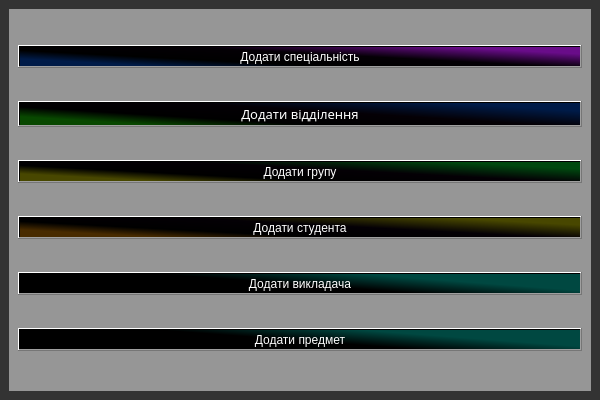
First picture: the form in Kursova/EducationProgressForms/adddatawindow.ui, repository zzvanyazz/Kursova, before the edit.
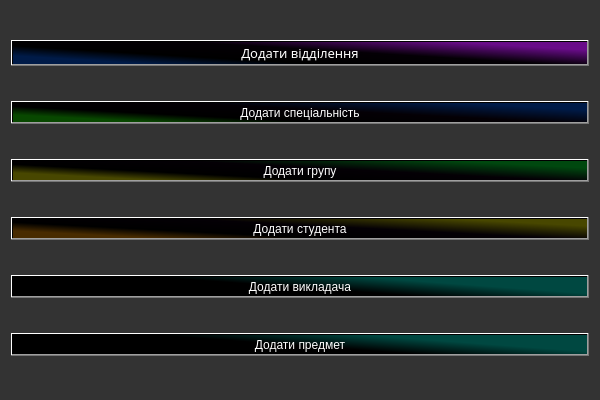
Second picture: the form after the edit.

What changed in the file:
```diff
--- a/Kursova/EducationProgressForms/adddatawindow.ui
+++ b/Kursova/EducationProgressForms/adddatawindow.ui
@@ -25,38 +25,33 @@
   <property name="windowTitle">
    <string>MainWindow</string>
   </property>
+  <property name="styleSheet">
+   <string notr="true">color: rgb(255, 255, 255);</string>
+  </property>
   <widget class="QWidget" name="centralwidget">
    <property name="styleSheet">
     <string notr="true">background-color: rgb(51, 51, 51);</string>
    </property>
    <layout class="QVBoxLayout" name="verticalLayout">
+    <property name="leftMargin">
+     <number>2</number>
+    </property>
+    <property name="topMargin">
+     <number>2</number>
+    </property>
+    <property name="rightMargin">
+     <number>2</number>
+    </property>
+    <property name="bottomMargin">
+     <number>2</number>
+    </property>
     <item>
      <widget class="QWidget" name="Menu" native="true">
       <property name="styleSheet">
-       <string notr="true">background-color: rgb(150, 150, 150);</string>
+       <string notr="true">background-color: rgb(150, 150, 150);
+background-color: rgb(51, 51, 51);</string>
       </property>
       <layout class="QVBoxLayout" name="verticalLayout_2">
-       <item>
-        <widget class="QPushButton" name="ButtonAddSpeciality">
-         <property name="enabled">
-          <bool>true</bool>
-         </property>
-         <property name="sizePolicy">
-          <sizepolicy hsizetype="Minimum" vsizetype="Fixed">
-           <horstretch>5</horstretch>
-           <verstretch>0</verstretch>
-          </sizepolicy>
-         </property>
-         <property name="styleSheet">
-          <string notr="true">color: rgb(255, 255, 255);
-background-color: qlineargradient(spread:pad, x1:0, y1:1, x2:1, y2:0.372, stop:0.17017 rgba(0, 27, 72, 255), stop:0.371371 rgba(0, 0, 0, 255), stop:0.668669 rgba(4, 0, 5, 255), stop:1 rgba(105, 12, 137, 255));
-font: 10pt &quot;Rockwell&quot;;</string>
-         </property>
-         <property name="text">
-          <string>Додати спеціальність</string>
-         </property>
-        </widget>
-       </item>
        <item>
         <widget class="QPushButton" name="ButtonAddDepartment">
          <property name="enabled">
@@ -79,9 +74,8 @@
          </property>
          <property name="styleSheet">
           <string notr="true">color: rgb(255, 255, 255);
-background-color: qlineargradient(spread:pad, x1:0, y1:1, x2:1, y2:0.372, stop:0.171853 rgba(8, 72, 0, 255), stop:0.371371 rgba(0, 0, 0, 255), stop:0.668669 rgba(4, 0, 5, 255), stop:1 rgba(0, 27, 72, 255));
-font: 10pt &quot;Rockwell&quot;;
-</string>
+background-color: qlineargradient(spread:pad, x1:0, y1:1, x2:1, y2:0.372, stop:0.17017 rgba(0, 27, 72, 255), stop:0.371371 rgba(0, 0, 0, 255), stop:0.668669 rgba(4, 0, 5, 255), stop:1 rgba(105, 12, 137, 255));
+font: 10pt &quot;Rockwell&quot;;</string>
          </property>
          <property name="text">
           <string>Додати відділення</string>
@@ -97,6 +91,29 @@
          </property>
         </widget>
        </item>
+       <item>
+        <widget class="QPushButton" name="ButtonAddSpeciality">
+         <property name="enabled">
+          <bool>true</bool>
+         </property>
+         <property name="sizePolicy">
+          <sizepolicy hsizetype="Minimum" vsizetype="Fixed">
+           <horstretch>5</horstretch>
+           <verstretch>0</verstretch>
+          </sizepolicy>
+         </property>
+         <property name="styleSheet">
+          <string notr="true">
+color: rgb(255, 255, 255);
+background-color: qlineargradient(spread:pad, x1:0, y1:1, x2:1, y2:0.372, stop:0.171853 rgba(8, 72, 0, 255), stop:0.371371 rgba(0, 0, 0, 255), stop:0.668669 rgba(4, 0, 5, 255), stop:1 rgba(0, 27, 72, 255));
+font: 10pt &quot;Rockwell&quot;;
+</string>
+         </property>
+         <property name="text">
+          <string>Додати спеціальність</string>
+         </property>
+        </widget>
+       </item>
        <item>
         <widget class="QPushButton" name="ButtonAddGroup">
          <property name="enabled">
```
